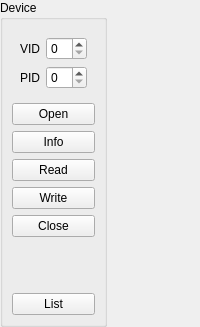
Above: Qt/mega_git_tests/Test_libFTDI/src/test_libftdi_mainbox/src/ui/test_libftdi_mainbox.ui from RinatB2017/mega_GIT before the change. Below: the same form after it.
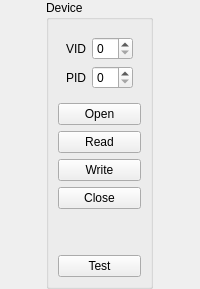
That is the form after the change. Icons and pictures are not drawn. Custom widgets are drawn as their Qt base class.

```diff
--- a/Qt/mega_git_tests/Test_libFTDI/src/test_libftdi_mainbox/src/ui/test_libftdi_mainbox.ui
+++ b/Qt/mega_git_tests/Test_libFTDI/src/test_libftdi_mainbox/src/ui/test_libftdi_mainbox.ui
@@ -2,16 +2,10 @@
 <ui version="4.0">
  <class>MainBox</class>
  <widget class="QWidget" name="MainBox">
-  <property name="sizePolicy">
-   <sizepolicy hsizetype="Fixed" vsizetype="Preferred">
-    <horstretch>0</horstretch>
-    <verstretch>0</verstretch>
-   </sizepolicy>
-  </property>
   <property name="windowTitle">
    <string>Dialog</string>
   </property>
-  <layout class="QVBoxLayout" name="verticalLayout">
+  <layout class="QHBoxLayout" name="horizontalLayout">
    <property name="leftMargin">
     <number>0</number>
    </property>
@@ -25,7 +19,7 @@
     <number>0</number>
    </property>
    <item>
-    <widget class="QGroupBox" name="groupBox">
+    <widget class="QGroupBox" name="gb_device">
      <property name="sizePolicy">
       <sizepolicy hsizetype="Fixed" vsizetype="Preferred">
        <horstretch>0</horstretch>
@@ -77,21 +71,6 @@
         <property name="text">
          <string>Open</string>
         </property>
-        <property name="icon">
-         <iconset resource="../../../../images/images.qrc">
-          <normaloff>:/images/usb.png</normaloff>:/images/usb.png</iconset>
-        </property>
-       </widget>
-      </item>
-      <item>
-       <widget class="QPushButton" name="btn_info">
-        <property name="text">
-         <string>Info</string>
-        </property>
-        <property name="icon">
-         <iconset resource="../../../../images/images.qrc">
-          <normaloff>:/images/usb.png</normaloff>:/images/usb.png</iconset>
-        </property>
        </widget>
       </item>
       <item>
@@ -135,7 +114,7 @@
         <property name="sizeHint" stdset="0">
          <size>
           <width>20</width>
-          <height>50</height>
+          <height>40</height>
          </size>
         </property>
        </spacer>
@@ -143,11 +122,7 @@
       <item>
        <widget class="QPushButton" name="btn_list">
         <property name="text">
-         <string>List</string>
-        </property>
-        <property name="icon">
-         <iconset resource="../../../../images/images.qrc">
-          <normaloff>:/images/usb.png</normaloff>:/images/usb.png</iconset>
+         <string>Test</string>
         </property>
        </widget>
       </item>
```
Left out of the diff: 23 changed lines with no effect on the pictures.
